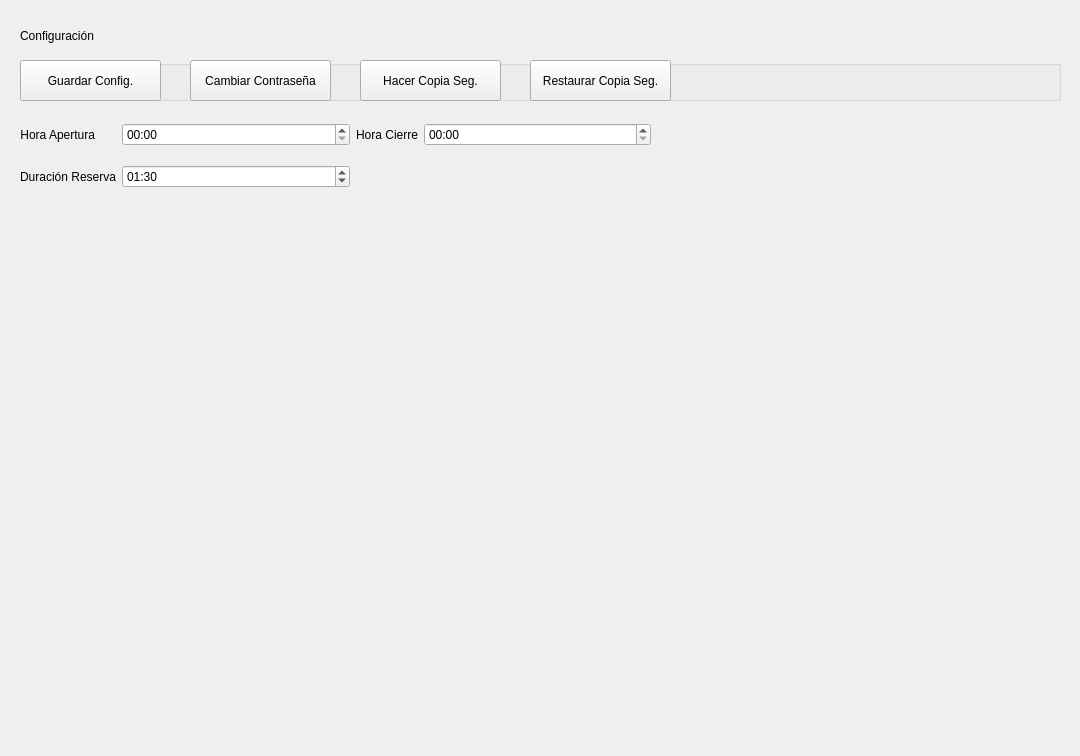
Before: the Qt Designer form ui/qt/configuracion_page.ui in i82camud/Club_Padel, drawn with Qt 5.
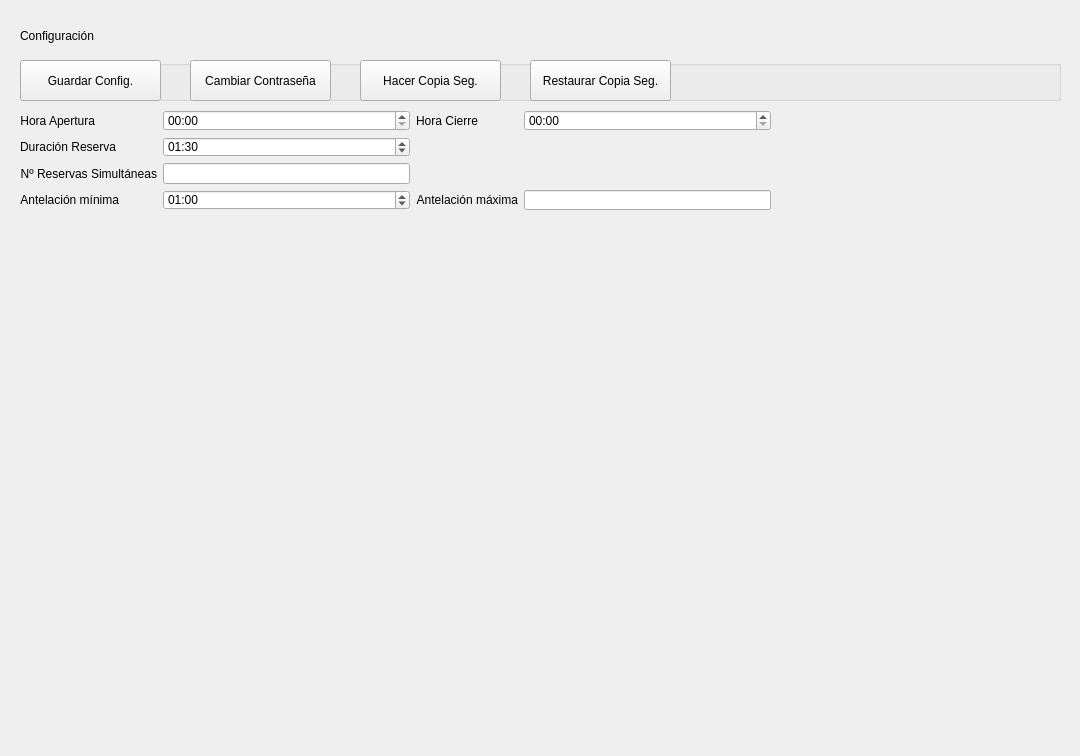
After: the same form once the commit is applied.

Commit message: Parámetro para limitar el número de reservas simultáneas por socio

```diff
--- a/ui/qt/configuracion_page.ui
+++ b/ui/qt/configuracion_page.ui
@@ -96,8 +96,8 @@
     <rect>
      <x>20</x>
      <y>110</y>
-     <width>631</width>
-     <height>91</height>
+     <width>751</width>
+     <height>100</height>
     </rect>
    </property>
    <layout class="QGridLayout" name="gridLayout">
@@ -147,6 +147,32 @@
       </property>
      </widget>
     </item>
+    <item row="2" column="1">
+     <widget class="QLineEdit" name="txt_reservas">
+      <property name="sizePolicy">
+       <sizepolicy hsizetype="Preferred" vsizetype="Fixed">
+        <horstretch>0</horstretch>
+        <verstretch>0</verstretch>
+       </sizepolicy>
+      </property>
+     </widget>
+    </item>
+    <item row="2" column="0">
+     <widget class="QLabel" name="label_9">
+      <property name="sizePolicy">
+       <sizepolicy hsizetype="Fixed" vsizetype="Preferred">
+        <horstretch>0</horstretch>
+        <verstretch>0</verstretch>
+       </sizepolicy>
+      </property>
+      <property name="text">
+       <string>Nº Reservas Simultáneas</string>
+      </property>
+      <property name="alignment">
+       <set>Qt::AlignRight|Qt::AlignTrailing|Qt::AlignVCenter</set>
+      </property>
+     </widget>
+    </item>
     <item row="1" column="0">
      <widget class="QLabel" name="label_8">
       <property name="sizePolicy">
@@ -177,6 +203,62 @@
       </property>
      </widget>
     </item>
+    <item row="3" column="0">
+     <widget class="QLabel" name="label_6">
+      <property name="sizePolicy">
+       <sizepolicy hsizetype="Fixed" vsizetype="Preferred">
+        <horstretch>0</horstretch>
+        <verstretch>0</verstretch>
+       </sizepolicy>
+      </property>
+      <property name="text">
+       <string>Antelación mínima</string>
+      </property>
+      <property name="alignment">
+       <set>Qt::AlignRight|Qt::AlignTrailing|Qt::AlignVCenter</set>
+      </property>
+     </widget>
+    </item>
+    <item row="3" column="1">
+     <widget class="QTimeEdit" name="timeAntelacionMin">
+      <property name="displayFormat">
+       <string>HH:mm</string>
+      </property>
+      <property name="time">
+       <time>
+        <hour>1</hour>
+        <minute>0</minute>
+        <second>0</second>
+       </time>
+      </property>
+     </widget>
+    </item>
+    <item row="3" column="2">
+     <widget class="QLabel" name="label_7">
+      <property name="sizePolicy">
+       <sizepolicy hsizetype="Fixed" vsizetype="Preferred">
+        <horstretch>0</horstretch>
+        <verstretch>0</verstretch>
+       </sizepolicy>
+      </property>
+      <property name="text">
+       <string>Antelación máxima</string>
+      </property>
+      <property name="alignment">
+       <set>Qt::AlignRight|Qt::AlignTrailing|Qt::AlignVCenter</set>
+      </property>
+     </widget>
+    </item>
+    <item row="3" column="3">
+     <widget class="QLineEdit" name="txt_antelacion_max">
+      <property name="sizePolicy">
+       <sizepolicy hsizetype="Preferred" vsizetype="Fixed">
+        <horstretch>0</horstretch>
+        <verstretch>0</verstretch>
+       </sizepolicy>
+      </property>
+     </widget>
+    </item>
    </layout>
   </widget>
  </widget>
```
The commit also changes 5 other files.
